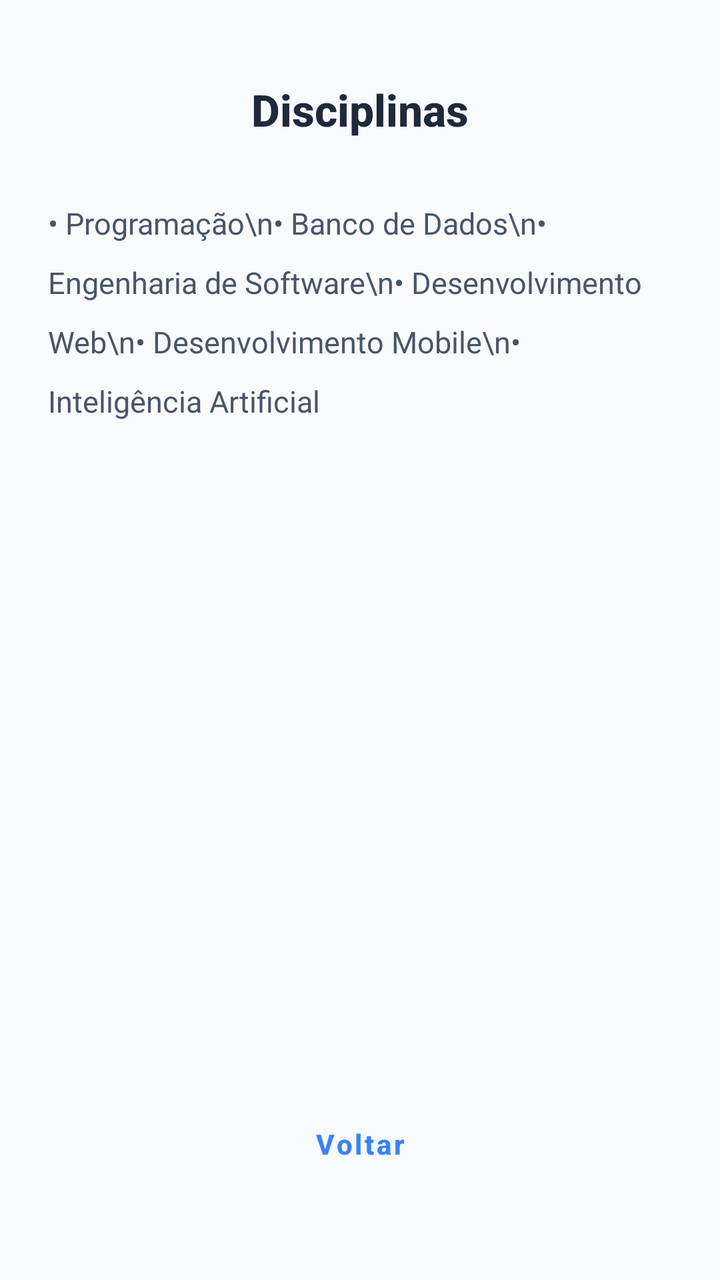
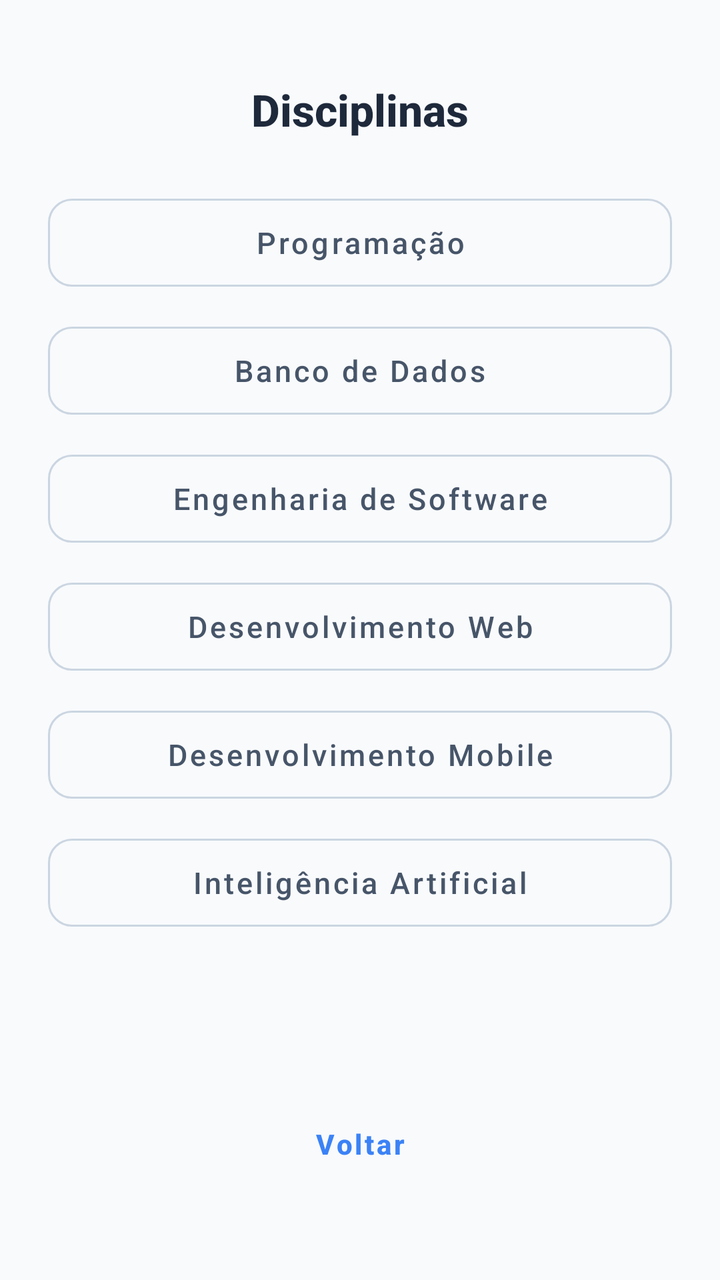

An Android layout rendered at two revisions. The XML below is the earlier revision; the diff shows what the commit changed to produce the second picture.
<!-- AndroidManifest.xml: application theme Theme.MyApplication -->
<!-- res/layout/activity_disciplinas.xml -->
<?xml version="1.0" encoding="utf-8"?>
<androidx.constraintlayout.widget.ConstraintLayout xmlns:android="http://schemas.android.com/apk/res/android"
    xmlns:app="http://schemas.android.com/apk/res-auto"
    xmlns:tools="http://schemas.android.com/tools"
    android:id="@+id/main"
    android:layout_width="match_parent"
    android:layout_height="match_parent"
    android:background="#F8FAFC"
    android:padding="24dp"
    tools:context=".Disciplinas">

    <TextView
        android:id="@+id/textViewTitle"
        android:layout_width="0dp"
        android:layout_height="wrap_content"
        android:layout_marginTop="16dp"
        android:fontFamily="sans-serif-medium"
        android:gravity="center"
        android:text="Disciplinas"
        android:textColor="#1E293B"
        android:textSize="22sp"
        android:textStyle="bold"
        app:layout_constraintEnd_toEndOf="parent"
        app:layout_constraintStart_toStartOf="parent"
        app:layout_constraintTop_toTopOf="parent" />

    <TextView
        android:id="@+id/textViewSubjects"
        android:layout_width="0dp"
        android:layout_height="wrap_content"
        android:layout_marginTop="32dp"
        android:fontFamily="sans-serif"
        android:lineSpacingExtra="12dp"
        android:text="• Programação\n• Banco de Dados\n• Engenharia de Software\n• Desenvolvimento Web\n• Desenvolvimento Mobile\n• Inteligência Artificial"
        android:textColor="#475569"
        android:textSize="15sp"
        app:layout_constraintEnd_toEndOf="parent"
        app:layout_constraintStart_toStartOf="parent"
        app:layout_constraintTop_toBottomOf="@+id/textViewTitle" />

    <Button
        android:id="@+id/buttonVoltar"
        style="@style/Widget.MaterialComponents.Button.OutlinedButton"
        android:layout_width="0dp"
        android:layout_height="56dp"
        android:layout_marginBottom="16dp"
        android:text="Voltar"
        android:textAllCaps="false"
        android:textColor="#3B82F6"
        android:textSize="14sp"
        android:textStyle="bold"
        app:cornerRadius="12dp"
        app:layout_constraintBottom_toBottomOf="parent"
        app:layout_constraintEnd_toEndOf="parent"
        app:layout_constraintStart_toStartOf="parent"
        app:strokeColor="#3B82F6"
        app:strokeWidth="2dp" />

</androidx.constraintlayout.widget.ConstraintLayout>
<!-- resources referenced by this layout -->
<resources>
  <style name="Theme.MyApplication" parent="Base.Theme.MyApplication" />
  <style name="Base.Theme.MyApplication" parent="Theme.Material3.DayNight.NoActionBar">
          
          
      </style>
</resources>

<!-- the commit's change to res/layout/activity_disciplinas.xml (unified diff, before → after) -->
@@ -24,19 +24,99 @@
         app:layout_constraintStart_toStartOf="parent"
         app:layout_constraintTop_toTopOf="parent" />
 
-    <TextView
-        android:id="@+id/textViewSubjects"
+    <LinearLayout
+        android:id="@+id/containerSubjects"
         android:layout_width="0dp"
         android:layout_height="wrap_content"
-        android:layout_marginTop="32dp"
-        android:fontFamily="sans-serif"
-        android:lineSpacingExtra="12dp"
-        android:text="• Programação\n• Banco de Dados\n• Engenharia de Software\n• Desenvolvimento Web\n• Desenvolvimento Mobile\n• Inteligência Artificial"
-        android:textColor="#475569"
-        android:textSize="15sp"
+        android:layout_marginTop="24dp"
+        android:orientation="vertical"
         app:layout_constraintEnd_toEndOf="parent"
         app:layout_constraintStart_toStartOf="parent"
-        app:layout_constraintTop_toBottomOf="@+id/textViewTitle" />
+        app:layout_constraintTop_toBottomOf="@+id/textViewTitle">
+
+        <com.google.android.material.button.MaterialButton
+            android:id="@+id/btnProgramacao"
+            style="@style/Widget.MaterialComponents.Button.OutlinedButton"
+            android:layout_width="match_parent"
+            android:layout_height="56dp"
+            android:layout_marginBottom="8dp"
+            android:text="Programação"
+            android:textAllCaps="false"
+            android:textColor="#475569"
+            android:textSize="15sp"
+            app:cornerRadius="12dp"
+            app:strokeColor="#CBD5E1"
+            app:strokeWidth="1dp" />
+
+        <com.google.android.material.button.MaterialButton
+            android:id="@+id/btnBancoDados"
+            style="@style/Widget.MaterialComponents.Button.OutlinedButton"
+            android:layout_width="match_parent"
+            android:layout_height="56dp"
+            android:layout_marginBottom="8dp"
+            android:text="Banco de Dados"
+            android:textAllCaps="false"
+            android:textColor="#475569"
+            android:textSize="15sp"
+            app:cornerRadius="12dp"
+            app:strokeColor="#CBD5E1"
+            app:strokeWidth="1dp" />
+
+        <com.google.android.material.button.MaterialButton
+            android:id="@+id/btnEngSoftware"
+            style="@style/Widget.MaterialComponents.Button.OutlinedButton"
+            android:layout_width="match_parent"
+            android:layout_height="56dp"
+            android:layout_marginBottom="8dp"
+            android:text="Engenharia de Software"
+            android:textAllCaps="false"
+            android:textColor="#475569"
+            android:textSize="15sp"
+            app:cornerRadius="12dp"
+            app:strokeColor="#CBD5E1"
+            app:strokeWidth="1dp" />
+
+        <com.google.android.material.button.MaterialButton
+            android:id="@+id/btnDevWeb"
+            style="@style/Widget.MaterialComponents.Button.OutlinedButton"
+            android:layout_width="match_parent"
+            android:layout_height="56dp"
+            android:layout_marginBottom="8dp"
+            android:text="Desenvolvimento Web"
+            android:textAllCaps="false"
+            android:textColor="#475569"
+            android:textSize="15sp"
+            app:cornerRadius="12dp"
+            app:strokeColor="#CBD5E1"
+            app:strokeWidth="1dp" />
+
+        <com.google.android.material.button.MaterialButton
+            android:id="@+id/btnDevMobile"
+            style="@style/Widget.MaterialComponents.Button.OutlinedButton"
+            android:layout_width="match_parent"
+            android:layout_height="56dp"
+            android:layout_marginBottom="8dp"
+            android:text="Desenvolvimento Mobile"
+            android:textAllCaps="false"
+            android:textColor="#475569"
+            android:textSize="15sp"
+            app:cornerRadius="12dp"
+            app:strokeColor="#CBD5E1"
+            app:strokeWidth="1dp" />
+
+        <com.google.android.material.button.MaterialButton
+            android:id="@+id/btnIA"
+            style="@style/Widget.MaterialComponents.Button.OutlinedButton"
+            android:layout_width="match_parent"
+            android:layout_height="56dp"
+            android:text="Inteligência Artificial"
+            android:textAllCaps="false"
+            android:textColor="#475569"
+            android:textSize="15sp"
+            app:cornerRadius="12dp"
+            app:strokeColor="#CBD5E1"
+            app:strokeWidth="1dp" />
+    </LinearLayout>
 
     <Button
         android:id="@+id/buttonVoltar"
